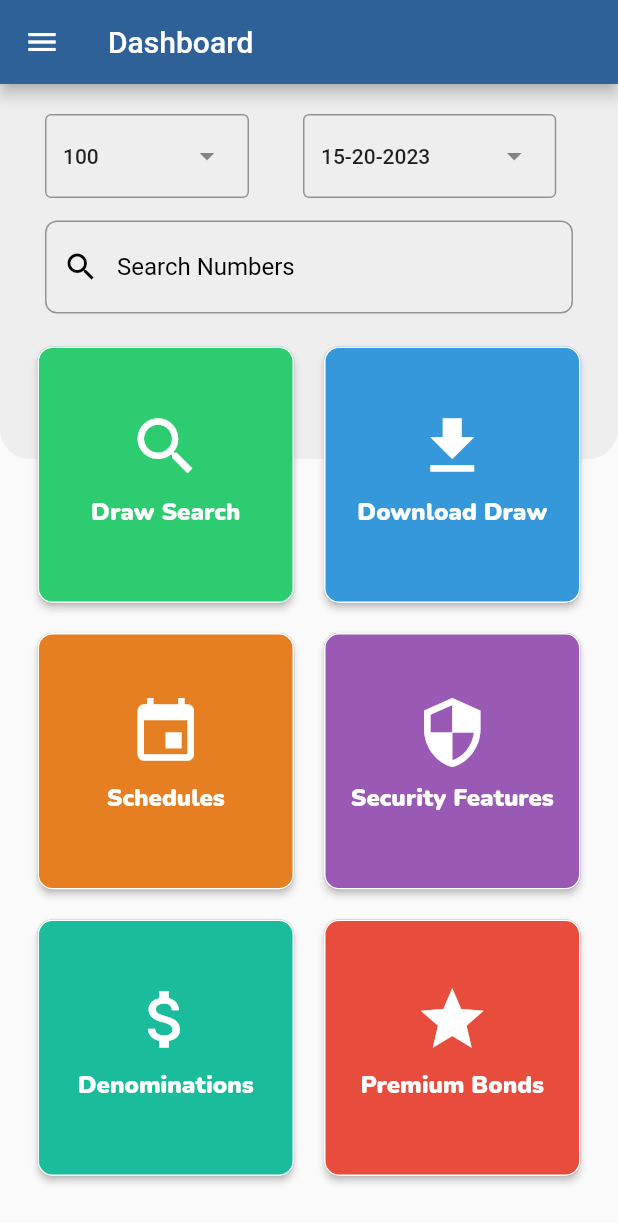
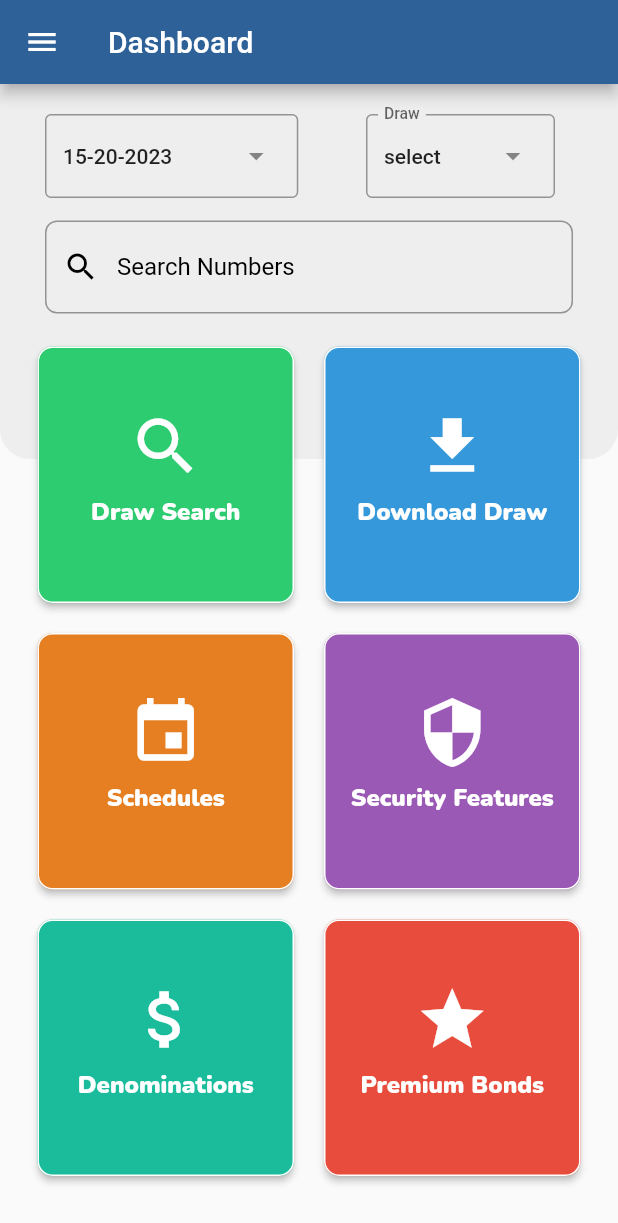
Before and after one commit to UmarJamshed947/bonds, a Flutter app: the screen it shows after launch, on a phone screen of 412 x 824 dp. Shown: the top 1223 px of the screen. Run offline on Flutter 3.47's test engine with Material 2 defaults, Android fonts, the phone set to English and light mode, and no system bars; our stand-ins replace dropdown_search, google_fonts.

Commit message:
changes made

```diff
--- a/lib/homepage.dart
+++ b/lib/homepage.dart
@@ -39,8 +39,9 @@ class Homepage extends StatelessWidget {
                   crossAxisAlignment: CrossAxisAlignment.start,
                   mainAxisAlignment: MainAxisAlignment.spaceBetween,
                   children: [
+
+                    Datedropdown(),
                     Drawdropdown(),
-                    Datedropdown(),
                   ],
                 ),
                 SizedBox(height: 15),
--- a/lib/widgets/drawdropdown_widget.dart
+++ b/lib/widgets/drawdropdown_widget.dart
@@ -3,7 +3,7 @@ import 'package:dropdown_search/dropdown_search.dart';
 
 //Draw dropdown
 
-List<String> draw = <String>['100', '200', '1500'];
+List<String> draw = <String>['select', '200', '1500','100', '200', '1500','100', '200', '1500','100', '200', '1500', '200', '1500','100', '200', '1500','100', '200',];
 
 class Drawdropdown extends StatefulWidget {
   @override
@@ -16,8 +16,31 @@ class _DrawdropdownState extends State<Drawdropdown> {
   @override
   Widget build(BuildContext context) {
     return Container(
+      padding: EdgeInsets.symmetric(horizontal: 12),
       width: 150,
       child: DropdownMenu<String>(
+        menuHeight: 200,
+        menuStyle: MenuStyle(
+          shape: MaterialStateProperty.all<OutlinedBorder>(
+            RoundedRectangleBorder(
+              borderRadius: BorderRadius.circular(8.0), // Adjust the border radius as needed
+              side: BorderSide(color: Colors.red), // Adjust the border color
+            ),
+          ),
+          backgroundColor: MaterialStatePropertyAll<Color>(Colors.green.shade300),
+        ),
+        // menuStyle: MenuStyle(
+        //   backgroundColor: MaterialStateProperty.resolveWith<Color?>(
+        //         (Set<MaterialState> states) {
+        //       if (states.contains(MaterialState.focused)) {
+        //         return Theme.of(context).colorScheme.primary.withOpacity(0.5);
+        //       }
+        //       return null; // Use the component's default.
+        //     },
+        //   ),
+        // ),
+
+        label: Text("Draw"),
         initialSelection: draw.first,
         onSelected: (String? value) {
           // This is called when the user selects an item.
@@ -28,10 +51,13 @@ class _DrawdropdownState extends State<Drawdropdown> {
         dropdownMenuEntries: draw.map<DropdownMenuEntry<String>>((String value) {
           return DropdownMenuEntry<String>(value: value, label: value);
         }).toList(),
+
       ),
     );
   }
 }
+
+///////////////////////////////////////////////////////////////
 
 // class Drawdropdown extends StatefulWidget {
 //   const Drawdropdown({super.key});
```
Also changed, not shown: lib/testing.dart (+27 -23 lines).
